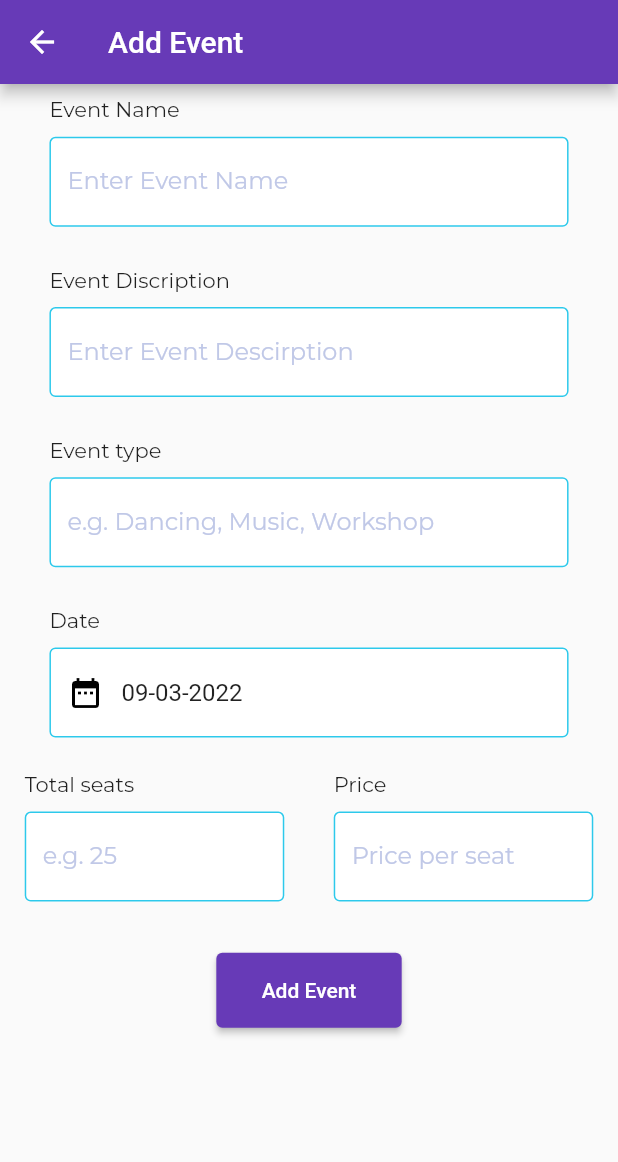
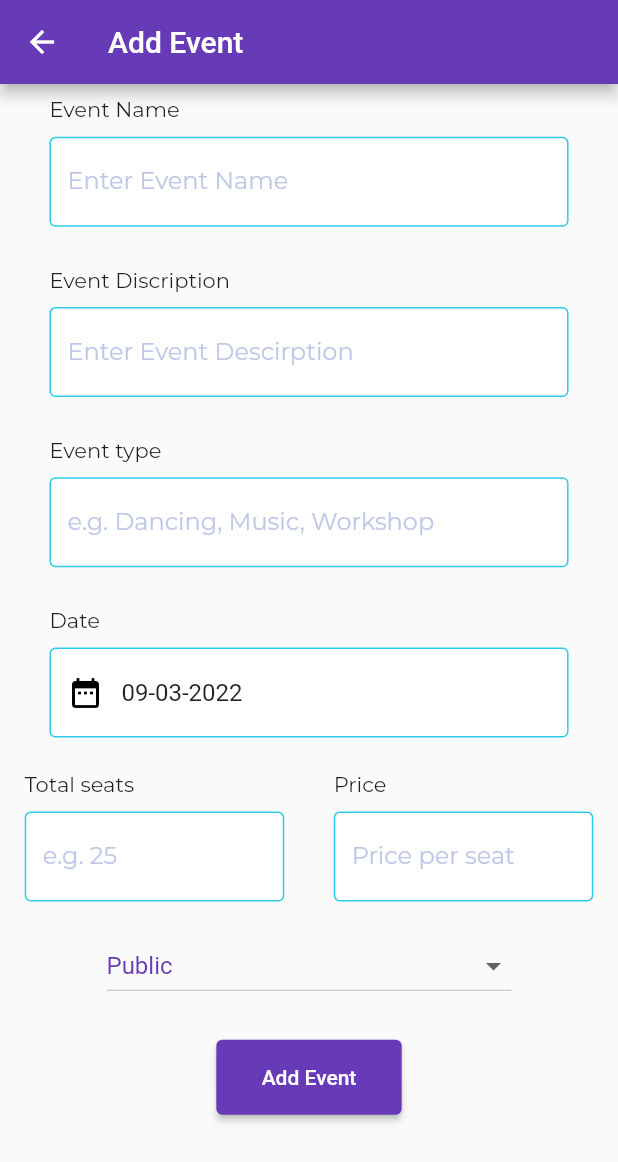
Before and after one commit to AbhiKumbhani007/ikigai, a Flutter app: the EventFormScreen screen opened directly, on a phone screen of 412 x 824 dp. Shown: the top 1162 px of the screen. Run offline on Flutter 3.47's test engine with Material 2 defaults, Android fonts, the phone set to English and light mode, and no system bars; our stand-ins replace cloud_firestore, firebase_auth, firebase_core, flutter_speed_dial, get, get_storage and 3 more; missing offline and left inert: whatsapp_unilink; accounts and stored records are empty; network calls fail.

Commit message:
Category added in add events and done filtering of only public events and on cliking of event tile in upcoming events shows the details screen

```diff
--- a/lib/main.dart
+++ b/lib/main.dart
@@ -3,6 +3,7 @@ import 'package:get/get.dart';
 import 'package:get_storage/get_storage.dart';
 import 'package:ikigai/constants/routes.dart';
 import 'package:ikigai/controllers/user_controller.dart';
+import 'package:ikigai/screens/Events/event_detail_screen.dart';
 import 'package:ikigai/screens/Home%20Screen/home_screen.dart';
 import 'package:firebase_core/firebase_core.dart';
 import 'package:ikigai/screens/components/gridbooking.dart';
@@ -46,6 +47,7 @@ class MyApp extends StatelessWidget {
         "/grid_booking": (context) => GridBooking(),
         "/signup": (context) => SignupPage(),
         "/login": (context) => LoginPage(),
+        "/event_details": (context) => EventDetailsScreen(),
       },
     );
   }
--- a/lib/models/event_model.dart
+++ b/lib/models/event_model.dart
@@ -8,6 +8,7 @@ class EventModel {
   String? endTime;
   String? availableSeats;
   String? ticketPrice;
+  String? eventMode;
 
   EventModel(
       {this.eventDate,
@@ -18,6 +19,7 @@ class EventModel {
       this.startTime,
       this.endTime,
       this.availableSeats,
+      this.eventMode,
       this.ticketPrice});
 
   EventModel.fromJson(Map<String, dynamic> json) {
@@ -29,6 +31,7 @@ class EventModel {
     startTime = json['startTime'];
     endTime = json['endTime'];
     availableSeats = json['availableSeats'];
+    eventMode = json["eventMode"];
     ticketPrice = json['ticketPrice'];
   }
 
@@ -36,6 +39,7 @@ class EventModel {
     final Map<String, dynamic> data = Map<String, dynamic>();
     data['eventDate'] = eventDate;
     data['eventId'] = eventId;
+    data['eventMode' ]= eventMode;
     data['eventName'] = eventName;
     data['eventType'] = eventType;
     data['organizerId'] = organizerId;
--- a/lib/screens/Events/add_event_form.dart
+++ b/lib/screens/Events/add_event_form.dart
@@ -33,7 +33,7 @@ class _EventFormScreenState extends State<EventFormScreen> {
 
   MatrixController matrixController = Get.find();
 
-  String dropdownValue = 'Full-Day (08:00AM - 08:00PM)';
+  String dropdownValue = 'Public';
 
   @override
   Widget build(BuildContext context) {
@@ -221,6 +221,37 @@ class _EventFormScreenState extends State<EventFormScreen> {
                           ),
                         ],
                       ),
+
+                      Container(
+                        width: 300,
+                        padding:
+                            EdgeInsets.symmetric(vertical: 5, horizontal: 15),
+                        child: DropdownButton<String>(
+                          isExpanded: true,
+                          value: dropdownValue,
+                          // icon: const Icon(Icons.arrow_downward),
+                          style: const TextStyle(color: Colors.deepPurple),
+                          //
+                          onChanged: (String? newValue) {
+                            setState(() {
+                              dropdownValue = newValue!;
+                            });
+                          },
+                          items: <String>['Public', 'Private']
+                              .map<DropdownMenuItem<String>>((String value) {
+                            return DropdownMenuItem<String>(
+                              value: value,
+                              child: Container(
+                                child: Text(
+                                  value,
+                                  textAlign: TextAlign.center,
+                                  style: TextStyle(fontSize: 16),
+                                ),
+                              ),
+                            );
+                          }).toList(),
+                        ),
+                      ),
                       // InputFieldDate(
                       //   inputIcon: Icons.date_range,
                       //   initialValue: DateTime(DateTime.now().year,
@@ -311,6 +342,7 @@ class _EventFormScreenState extends State<EventFormScreen> {
     eventDetails["end_time"] = _endTime.text;
     eventDetails["no_of_seats"] = _totalSeats.text;
     eventDetails["ticket_price"] = _ticketPrice.text;
+    eventDetails["event_mode"] = dropdownValue;
     EventServices es = EventServices();
     es.addEventsToFirebase(eventDetails, _date.text);
   }
```
Also changed, not shown: lib/screens/Events/event_detail_screen.dart (added, +19 -0 lines), lib/screens/components/eventnews_component.dart (+15 -2 lines), lib/services/event_services.dart (+11 -1 lines).
